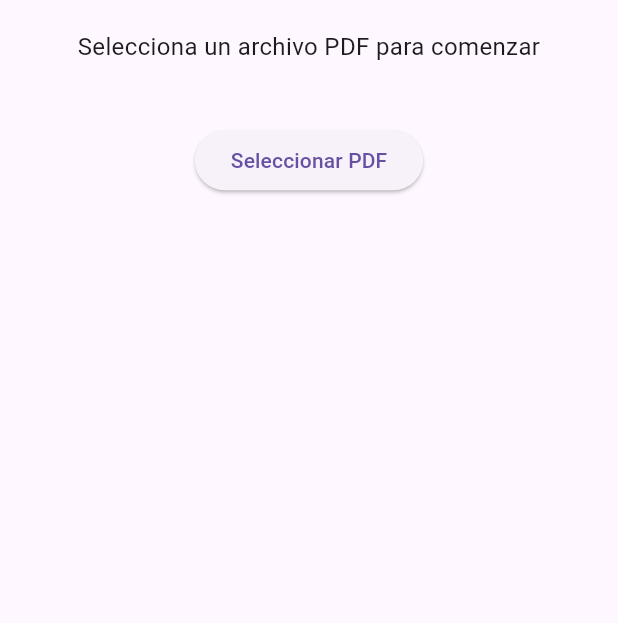
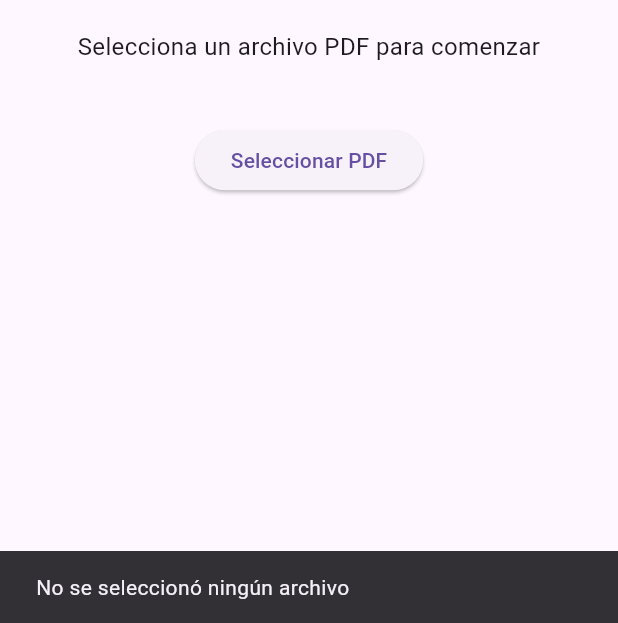
Before and after one commit to Petter96/LexGo, a Flutter app: the screen it shows after launch, after a tap on "Seleccionar PDF", on a phone screen of 412 x 824 dp, the part 613-1236 px from its top. Run offline on Flutter 3.47's test engine with Material 3 defaults, Android fonts, the phone set to English and light mode, and no system bars; our stand-ins replace file_picker, flutter_tts, permission_handler; missing offline and left inert: syncfusion_flutter_pdf, syncfusion_flutter_pdfviewer.

```diff
--- a/lib/main.dart
+++ b/lib/main.dart
@@ -8,7 +8,7 @@ void main() {
 }
 
 class MyApp extends StatelessWidget {
-  const MyApp({Key? key}) : super(key: key);
+  const MyApp({super.key});
 
   @override
   Widget build(BuildContext context) {
@@ -18,15 +18,136 @@ class MyApp extends StatelessWidget {
         primarySwatch: Colors.blue,
         visualDensity: VisualDensity.adaptivePlatformDensity,
       ),
-      home: const WelcomePage(),
+      home: const SplashScreen(),
     );
   }
 }
 
-class WelcomePage extends StatefulWidget {
-  const WelcomePage({Key? key}) : super(key: key);
+class SplashScreen extends StatefulWidget {
+  const SplashScreen({super.key});
 
   @override
+  // ignore: library_private_types_in_public_api
+  _SplashScreenState createState() => _SplashScreenState();
+}
+
+class _SplashScreenState extends State<SplashScreen>
+    with SingleTickerProviderStateMixin {
+  late AnimationController _controller;
+  late Animation<Offset> _dropAnimation;
+  bool _showL = false;
+
+  @override
+  void initState() {
+    super.initState();
+
+    _controller = AnimationController(
+      duration: const Duration(seconds: 3),
+      vsync: this,
+    );
+
+    _dropAnimation = Tween<Offset>(
+      begin: const Offset(0, -1),
+      end: const Offset(0, 0.1),
+    ).animate(CurvedAnimation(
+      parent: _controller,
+      curve: Curves.bounceOut,
+    ));
+
+    _startAnimationSequence();
+  }
+
+  void _startAnimationSequence() async {
+    _controller.forward();
+
+    await Future.delayed(const Duration(seconds: 2));
+    setState(() {
+      _showL = true;
+    });
+
+    await Future.delayed(const Duration(seconds: 2));
+
+    _navigateToWelcomePage(); // Llamamos a la función con animación
+  }
+
+  void _navigateToWelcomePage() {
+    Navigator.pushReplacement(
+      context,
+      PageRouteBuilder(
+        transitionDuration: const Duration(milliseconds: 800),
+        pageBuilder: (context, animation, secondaryAnimation) {
+          return FadeTransition(
+            opacity: animation,
+            child: const WelcomePage(),
+          );
+        },
+      ),
+    );
+  }
+
+  @override
+  Widget build(BuildContext context) {
+    return Scaffold(
+      backgroundColor: Colors.black,
+      body: Stack(
+        children: [
+          SlideTransition(
+            position: _dropAnimation,
+            child: Center(
+              child: _buildDroplet(),
+            ),
+          ),
+        ],
+      ),
+    );
+  }
+
+  Widget _buildDroplet() {
+    return Column(
+      mainAxisAlignment: MainAxisAlignment.center,
+      children: [
+        Container(
+          width: 80,
+          height: 80,
+          decoration: const BoxDecoration(
+            color: Colors.transparent,
+            shape: BoxShape.circle,
+          ),
+          child: Center(
+            child: _showL
+                ? const Text(
+                    'L',
+                    style: TextStyle(
+                      fontSize: 60,
+                      fontWeight: FontWeight.bold,
+                      color: Colors.white,
+                      fontFamily: 'CustomFont',
+                    ),
+                  )
+                : const SizedBox.shrink(),
+          ),
+        ),
+        const SizedBox(height: 20),
+        if (_showL)
+          const CircularProgressIndicator(
+            color: Color(0xFFF5F5DC),
+          ),
+      ],
+    );
+  }
+
+  @override
+  void dispose() {
+    _controller.dispose();
+    super.dispose();
+  }
+}
+
+class WelcomePage extends StatefulWidget {
+  const WelcomePage({super.key});
+
+  @override
+  // ignore: library_private_types_in_public_api
   _WelcomePageState createState() => _WelcomePageState();
 }
 
@@ -76,6 +197,7 @@ class _WelcomePageState extends State<WelcomePage> {
                     String? filePath = result.files.single.path;
                     if (filePath != null) {
                       Navigator.push(
+                        // ignore: use_build_context_synchronously
                         context,
                         MaterialPageRoute(
                           builder: (context) =>
@@ -84,15 +206,45 @@ class _WelcomePageState extends State<WelcomePage> {
                       );
                     }
                   } else {
-                    // El usuario canceló la selección
-                    print('Selección de archivo cancelada');
+                    // ignore: use_build_context_synchronously
+                    ScaffoldMessenger.of(context).showSnackBar(
+                      const SnackBar(
+                          content: Text('No se seleccionó ningún archivo')),
+                    );
                   }
                 } else {
-                  ScaffoldMessenger.of(context).showSnackBar(
-                    const SnackBar(
-                        content: Text(
-                            'Se requieren permisos de almacenamiento para seleccionar archivos')),
-                  );
+                  if (await Permission.storage.request().isGranted) {
+                    FilePickerResult? result =
+                        await FilePicker.platform.pickFiles(
+                      type: FileType.custom,
+                      allowedExtensions: ['pdf'],
+                    );
+                    if (result != null) {
+                      String? filePath = result.files.single.path;
+                      if (filePath != null) {
+                        Navigator.push(
+                          // ignore: use_build_context_synchronously
+                          context,
+                          MaterialPageRoute(
+                            builder: (context) =>
+                                PdfViewerPage(filePath: filePath),
+                          ),
+                        );
+                      }
+                    } else {
+                      // ignore: use_build_context_synchronously
+                      ScaffoldMessenger.of(context).showSnackBar(
+                        const SnackBar(
+                            content: Text('No se seleccionó ningún archivo')),
+                      );
+                    }
+                  } else {
+                    // ignore: use_build_context_synchronously
+                    ScaffoldMessenger.of(context).showSnackBar(
+                      const SnackBar(
+                          content: Text('Permiso de almacenamiento denegado')),
+                    );
+                  }
                 }
               },
               child: const Text('Seleccionar PDF'),
```
